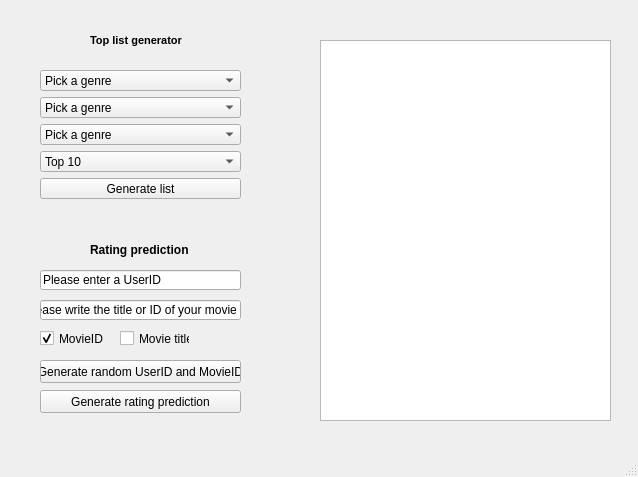
Qt form Verkefni2/ui/window.ui (thortom/T-316-GAVI) before a commit.
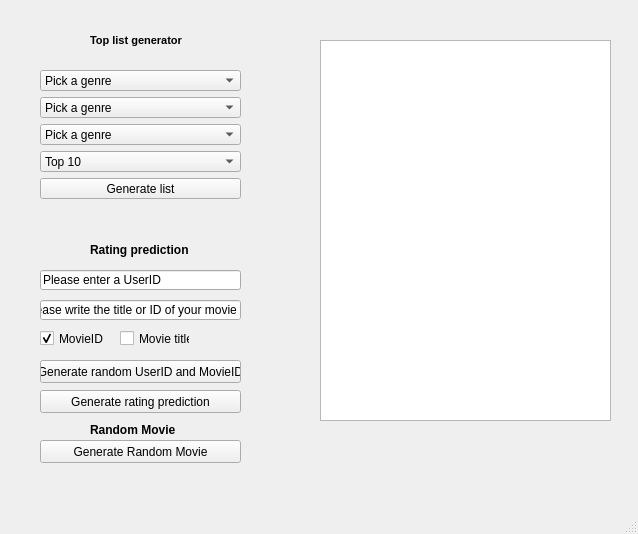
The same form after that commit.

What changed in the file:
```diff
--- a/Verkefni2/ui/window.ui
+++ b/Verkefni2/ui/window.ui
@@ -7,7 +7,7 @@
     <x>0</x>
     <y>0</y>
     <width>638</width>
-    <height>477</height>
+    <height>534</height>
    </rect>
   </property>
   <property name="windowTitle">
@@ -524,6 +524,39 @@
      <string>Rating prediction</string>
     </property>
    </widget>
+   <widget class="QPushButton" name="Gen_Random_Movie_btn">
+    <property name="geometry">
+     <rect>
+      <x>40</x>
+      <y>440</y>
+      <width>201</width>
+      <height>23</height>
+     </rect>
+    </property>
+    <property name="text">
+     <string>Generate Random Movie</string>
+    </property>
+   </widget>
+   <widget class="QLabel" name="label_3">
+    <property name="geometry">
+     <rect>
+      <x>90</x>
+      <y>420</y>
+      <width>101</width>
+      <height>20</height>
+     </rect>
+    </property>
+    <property name="font">
+     <font>
+      <weight>75</weight>
+      <italic>false</italic>
+      <bold>true</bold>
+     </font>
+    </property>
+    <property name="text">
+     <string>Random Movie</string>
+    </property>
+   </widget>
   </widget>
   <widget class="QMenuBar" name="menubar">
    <property name="geometry">
```
